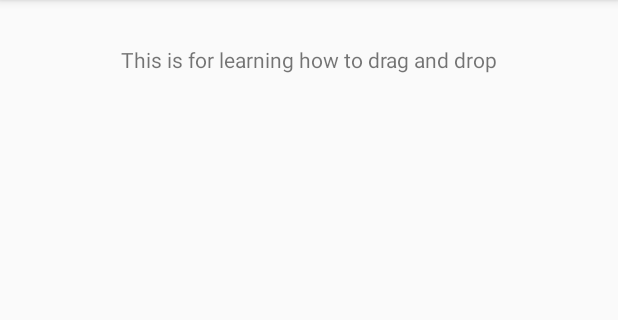
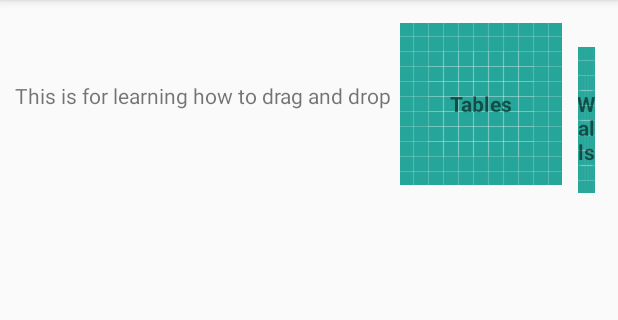
Before and after one commit to xterri/WaitOnMe, an Android app: the screen it shows after launch (MainActivity), on a phone screen of 412 x 824 dp, the part 84-404 px from its top. Run offline under Robolectric (Android 15) with nearby library versions, the phone set to English and light mode, and no system bars.

Commit message:
new branch

```diff
--- a/app/src/main/res/layout/activity_main.xml
+++ b/app/src/main/res/layout/activity_main.xml
@@ -1,40 +1,41 @@
 <?xml version="1.0" encoding="utf-8"?>
-<LinearLayout
-    xmlns:android="http://schemas.android.com/apk/res/android"
+<LinearLayout xmlns:android="http://schemas.android.com/apk/res/android"
     android:layout_width="match_parent"
     android:layout_height="wrap_content"
-    android:orientation="horizontal"
     android:padding="10dp"
     android:paddingLeft="50dp"
-    android:paddingRight="50dp" >
+    android:paddingRight="50dp">
 
     <TextView
-        android:layout_width="fill_parent"
+        android:layout_width="wrap_content"
         android:layout_height="wrap_content"
         android:gravity="center"
         android:paddingBottom="10dp"
         android:text="@string/intro" />
+
     <TextView
         android:id="@+id/option1"
-        android:layout_width="fill_parent"
+        android:layout_width="wrap_content"
         android:layout_height="wrap_content"
         android:layout_margin="5dp"
         android:background="@drawable/ic_launcher_background"
         android:gravity="center"
         android:text="@string/option1"
         android:textStyle="bold" />
+
     <TextView
         android:id="@+id/option2"
-        android:layout_width="fill_parent"
+        android:layout_width="wrap_content"
         android:layout_height="wrap_content"
         android:layout_margin="5dp"
         android:background="@drawable/ic_launcher_background"
         android:gravity="center"
         android:text="@string/option2"
         android:textStyle="bold" />
+
     <TextView
         android:id="@+id/option3"
-        android:layout_width="fill_parent"
+        android:layout_width="wrap_content"
         android:layout_height="wrap_content"
         android:layout_margin="5dp"
         android:background="@drawable/ic_launcher_background"
```
Also changed, not shown: app/src/main/java/com/dummies/waitonme/MainActivity.java (+35 -0 lines).
